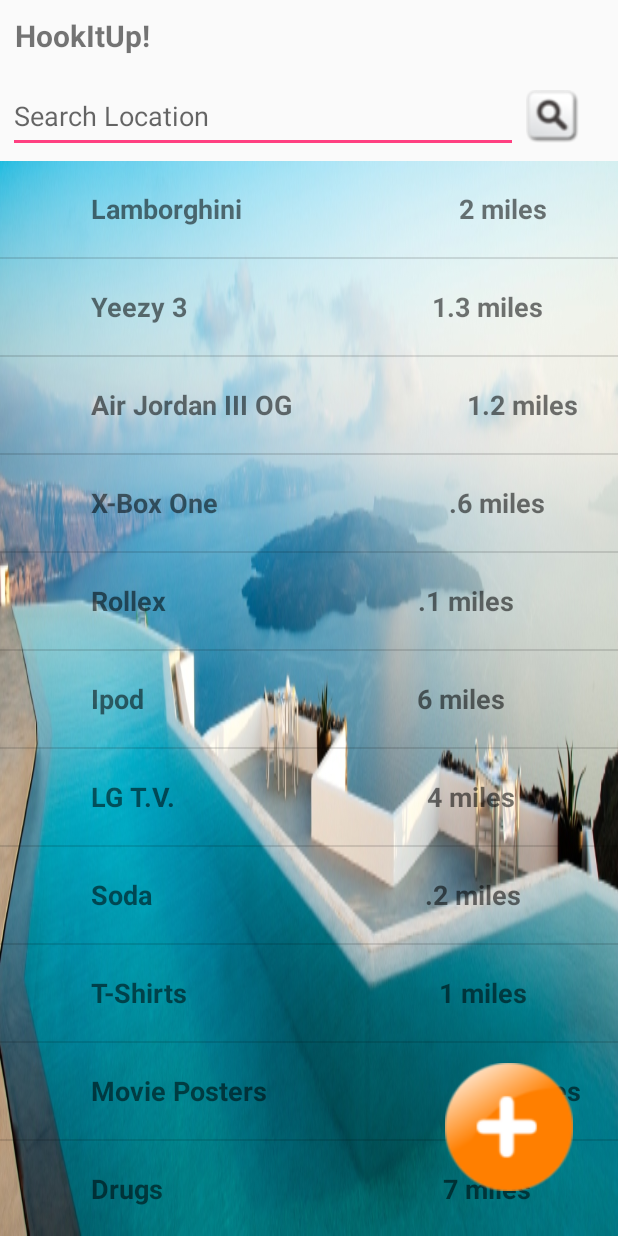
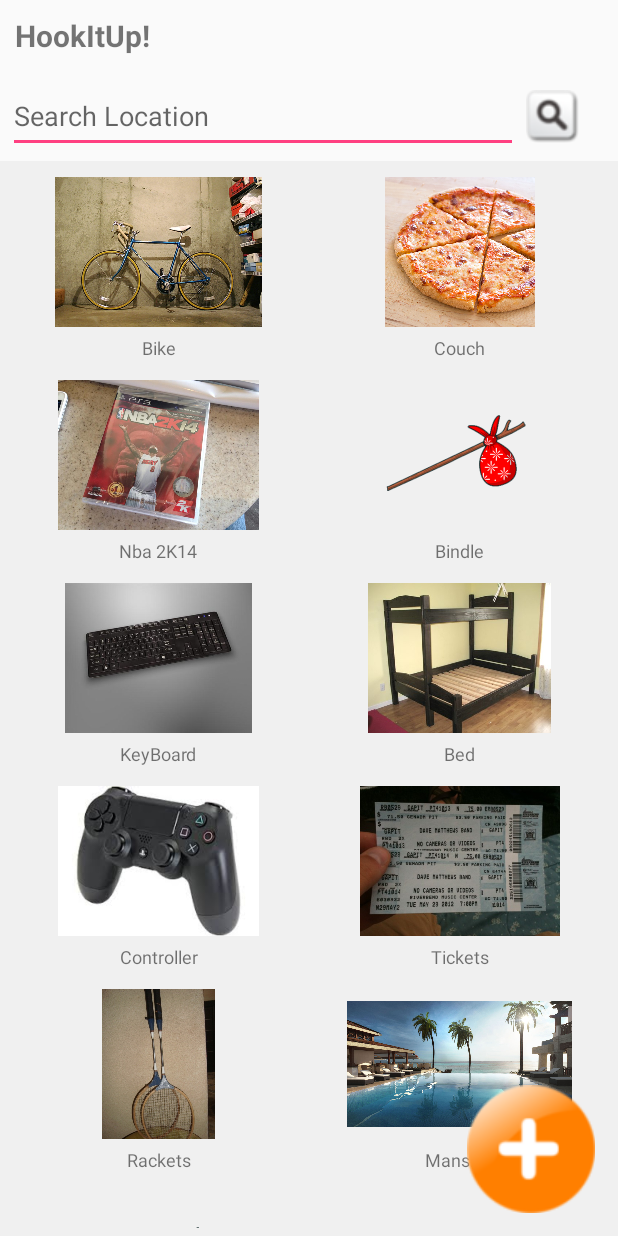
Before and after one commit to dakhila/FreeShyt, an Android app: the screen it shows after launch once a user with an empty profile is signed in (ListActivity), on a phone screen of 412 x 824 dp. Run offline under Robolectric (Android 15) with nearby library versions, the phone set to English and light mode, and no system bars; our stand-ins replace Firebase (no records; nobody signed in at launch, a user with empty details on screens opened directly).

Commit message:
Image list

```diff
--- /dev/null
+++ b/app/src/main/java/com/firstapp/anas/freeshyt/GridViewAdapter.java
@@ -0,0 +1,55 @@
+package com.firstapp.anas.freeshyt;
+
+import android.app.Activity;
+import android.content.Context;
+import android.view.LayoutInflater;
+import android.view.View;
+import android.view.ViewGroup;
+import android.widget.ArrayAdapter;
+import android.widget.ImageView;
+import android.widget.TextView;
+
+import java.util.ArrayList;
+
+/**
+ * Created by Devin on 8/30/2016.
+ */
+public class GridViewAdapter extends ArrayAdapter {
+    private Context context;
+    private int layoutResourceId;
+    private ArrayList data = new ArrayList();
+
+    public GridViewAdapter(Context context, int layoutResourceId, ArrayList data) {
+        super(context, layoutResourceId, data);
+        this.layoutResourceId = layoutResourceId;
+        this.context = context;
+        this.data = data;
+    }
+
+    @Override
+    public View getView(int position, View convertView, ViewGroup parent) {
+        View row = convertView;
+        ViewHolder holder = null;
+
+        if (row == null) {
+            LayoutInflater inflater = ((Activity) context).getLayoutInflater();
+            row = inflater.inflate(layoutResourceId, parent, false);
+            holder = new ViewHolder();
+            holder.imageTitle = (TextView) row.findViewById(R.id.text);
+            holder.image = (ImageView) row.findViewById(R.id.image);
+            row.setTag(holder);
+        } else {
+            holder = (ViewHolder) row.getTag();
+        }
+
+        ImageItem item = (ImageItem) data.get(position);
+        holder.imageTitle.setText(item.getTitle());
+        holder.image.setImageBitmap(item.getImage());
+        return row;
+    }
+
+    static class ViewHolder {
+        TextView imageTitle;
+        ImageView image;
+    }
+}
--- /dev/null
+++ b/app/src/main/java/com/firstapp/anas/freeshyt/ImageItem.java
@@ -0,0 +1,33 @@
+package com.firstapp.anas.freeshyt;
+
+import android.graphics.Bitmap;
+
+/**
+ * Created by Devin on 8/30/2016.
+ */
+public class ImageItem {
+    private Bitmap image;
+    private String title;
+
+    public ImageItem(Bitmap image, String title) {
+        super();
+        this.image = image;
+        this.title = title;
+    }
+
+    public Bitmap getImage() {
+        return image;
+    }
+
+    public void setImage(Bitmap image) {
+        this.image = image;
+    }
+
+    public String getTitle() {
+        return title;
+    }
+
+    public void setTitle(String title) {
+        this.title = title;
+    }
+}
--- a/app/src/main/java/com/firstapp/anas/freeshyt/ItemListFragment.java
+++ b/app/src/main/java/com/firstapp/anas/freeshyt/ItemListFragment.java
@@ -1,26 +1,30 @@
 package com.firstapp.anas.freeshyt;
 
 import android.content.Intent;
+import android.graphics.Bitmap;
+import android.graphics.BitmapFactory;
 import android.os.Bundle;
 import android.support.v4.app.Fragment;
 import android.view.LayoutInflater;
 import android.view.View;
 import android.view.ViewGroup;
 import android.widget.AbsListView;
-import android.widget.AdapterView;
 import android.widget.ArrayAdapter;
+import android.widget.GridView;
 import android.widget.ImageButton;
-import android.widget.ListView;
 
 import java.util.ArrayList;
-import java.util.Arrays;
-import java.util.List;
 
 
 public class ItemListFragment extends Fragment {
 
     private ArrayAdapter<String> mItemListAdapter;
     ImageButton addBtn;
+
+    private GridView gridView;
+    private GridViewAdapter gridAdapter;
+
+
     public ItemListFragment() {
         // Required empty public constructor
 
@@ -30,6 +34,11 @@
     public void onCreate(Bundle savedInstanceState) {
         super.onCreate(savedInstanceState);
         setHasOptionsMenu(true);
+
+//        super.onCreate(savedInstanceState);
+//        setContentView(R.layout.activity_main);
+
+
 
     }
 
@@ -42,62 +51,76 @@
     public View onCreateView(LayoutInflater inflater, ViewGroup container,
                              Bundle savedInstanceState) {
 
+
+//        super.onCreate(savedInstanceState);
+        View rootView = inflater.inflate(R.layout.fragment_item_list, container, false);
+//        //setContentView(R.layout.gridview);
+//        GridView gridView = (GridView) rootView.findViewById(R.id.gridview);
+//        gridView.setAdapter(new GridViewAdapter(getActivity()));
+
+        gridView = (GridView) rootView.findViewById(R.id.gridView);
+        gridAdapter = new GridViewAdapter(getActivity(), R.layout.grid_item_layout, getData());
+        gridView.setAdapter(gridAdapter);
+
+
+
+
         //temp data for display
-        String[] someData = {
-                "             Lamborghini                               2 miles",
-                "             Yeezy 3                                   1.3 miles",
-                "             Air Jordan III OG                         1.2 miles",
-                "             X-Box One                                 .6 miles",
-                "             Rollex                                    .1 miles",
-                "             Ipod                                       6 miles",
-                "             LG T.V.                                    4 miles",
-                "             Soda                                       .2 miles",
-                "             T-Shirts                                    1 miles",
-                "             Movie Posters                               .8 miles",
-                "             Drugs                                        7 miles",
-                "             Coffee                                       1 miles",
-                "             Water                                        7 miles",
-        };
-        List<String> freeStuff =
-                new ArrayList<String>(Arrays.asList(someData));
+//        String[] someData = {
+//                "             Lamborghini                               2 miles",
+//                "             Yeezy 3                                   1.3 miles",
+//                "             Air Jordan III OG                         1.2 miles",
+//                "             X-Box One                                 .6 miles",
+//                "             Rollex                                    .1 miles",
+//                "             Ipod                                       6 miles",
+//                "             LG T.V.                                    4 miles",
+//                "             Soda                                       .2 miles",
+//                "             T-Shirts                                    1 miles",
+//                "             Movie Posters                               .8 miles",
+//                "             Drugs                                        7 miles",
+//                "             Coffee                                       1 miles",
+//                "             Water                                        7 miles",
+//        };
+//        List<String> freeStuff =
+//                new ArrayList<String>(Arrays.asList(someData));
 
-        mItemListAdapter =
-                new ArrayAdapter<String>(
-                        getActivity(),
-                        R.layout.list_item,
-                        R.id.list_item_textview,
-                        freeStuff);
+//        mItemListAdapter =
+//                new ArrayAdapter<String>(
+//                        getActivity(),
+//                        R.layout.list_item,
+//                        R.id.list_item_textview,
+//                        freeStuff);
+//
+//        View rootView = inflater.inflate(R.layout.fragment_item_list, container, false);
 
-        View rootView = inflater.inflate(R.layout.fragment_item_list, container, false);
+//        ListView listView = (ListView) rootView.findViewById(R.id.listview_freestuff);
+//        listView.setAdapter(mItemListAdapter);
+//        listView.setBackgroundResource(R.drawable.luxuryview);
+//        listView.setOnItemClickListener(new AdapterView.OnItemClickListener(){
+//
+//            @Override
+//            public void onItemClick(AdapterView<?> adapterView, View view, int position, long l) {
+//
+//                //TODO Go to item details page!
+//                // with details provided by the OP.
+//
+//                // String forecast = mForecastAdapter.getItem(position);
+////                Intent intent = new Intent(getActivity(), DetailActivity.class)
+////                        .putExtra(Intent.EXTRA_TEXT, forecast);
+////                startActivity(intent);
+//            }
+//        });
 
-        ListView listView = (ListView) rootView.findViewById(R.id.listview_freestuff);
-        listView.setAdapter(mItemListAdapter);
-        listView.setBackgroundResource(R.drawable.luxuryview);
-        listView.setOnItemClickListener(new AdapterView.OnItemClickListener(){
-
-            @Override
-            public void onItemClick(AdapterView<?> adapterView, View view, int position, long l) {
-
-                //TODO Go to item details page!
-                // with details provided by the OP.
-
-                // String forecast = mForecastAdapter.getItem(position);
-//                Intent intent = new Intent(getActivity(), DetailActivity.class)
-//                        .putExtra(Intent.EXTRA_TEXT, forecast);
-//                startActivity(intent);
-            }
-        });
-
-        addBtn = (ImageButton) rootView.findViewById(R.id.add_button);
-
+       addBtn = (ImageButton) rootView.findViewById(R.id.add_button);
+//
         addBtn.setOnClickListener(new View.OnClickListener(){
             @Override
             public void onClick(View view) {
                 startActivity(new Intent(getActivity(), ProfileActivity.class));
             }
         });
-
-        listView.setOnScrollListener(new AbsListView.OnScrollListener() {
+//
+        gridView.setOnScrollListener(new AbsListView.OnScrollListener() {
             private int mLastFirstVisibleItem;
 
             @Override
@@ -132,4 +155,75 @@
     }
 
 
+    // Prepare some dummy data for gridview
+    private ArrayList<ImageItem> getData() {
+        final ArrayList<ImageItem> imageItems = new ArrayList<>();
+
+        Bitmap bitmapBike = BitmapFactory.decodeResource(getResources(), R.drawable.free_bike);
+        ImageItem bike = new ImageItem(bitmapBike, "Bike");
+        imageItems.add(bike);
+
+        Bitmap bitmapCouch = BitmapFactory.decodeResource(getResources(), R.drawable.free_pizza);
+        ImageItem couch = new ImageItem(bitmapCouch, "Couch");
+        imageItems.add(couch);
+
+        Bitmap bitmapDresser = BitmapFactory.decodeResource(getResources(), R.drawable.free_game);
+        ImageItem dresser = new ImageItem(bitmapDresser, "Nba 2K14");
+        imageItems.add(dresser);
+
+        Bitmap bitmapBindle = BitmapFactory.decodeResource(getResources(), R.drawable.bindle);
+        ImageItem game = new ImageItem(bitmapBindle, "Bindle");
+        imageItems.add(game);
+
+        Bitmap bitmapKeyboard = BitmapFactory.decodeResource(getResources(), R.drawable.free_keyboard);
+        ImageItem keyboard = new ImageItem(bitmapKeyboard, "KeyBoard");
+        imageItems.add(keyboard);
+
+        Bitmap bitmapbed = BitmapFactory.decodeResource(getResources(), R.drawable.free_bed);
+        ImageItem bed = new ImageItem(bitmapbed, "Bed");
+        imageItems.add(bed);
+
+        Bitmap bitmapController = BitmapFactory.decodeResource(getResources(), R.drawable.free_controller);
+        ImageItem controller = new ImageItem(bitmapController, "Controller");
+        imageItems.add(controller);
+
+        Bitmap bitmapTix = BitmapFactory.decodeResource(getResources(), R.drawable.free_tickets);
+        ImageItem Tix = new ImageItem(bitmapTix, "Tickets");
+        imageItems.add(Tix);
+
+
+        Bitmap bitmapRackets = BitmapFactory.decodeResource(getResources(), R.drawable.free_rackets);
+        ImageItem Rackets = new ImageItem(bitmapRackets, "Rackets");
+        imageItems.add(Rackets);
+
+        Bitmap bitmapMan = BitmapFactory.decodeResource(getResources(), R.drawable.luxuryimg);
+        ImageItem lux = new ImageItem(bitmapMan, "Mansion");
+        imageItems.add(lux);
+
+        Bitmap bitmapBindle2 = BitmapFactory.decodeResource(getResources(), R.drawable.bindle);
+        ImageItem game2 = new ImageItem(bitmapBindle2, "Bindle");
+        imageItems.add(game2);
+        //Bitmap bitmap = BitmapFactory.decodeResource(getResources(), R.drawable.bindle);
+        //ImageItem game = new ImageItem(bitmapBike, "Dresser");
+
+//        TypedArray imgs = getResources().obtainTypedArray(R.array.image_ids);
+//        for (int i = 0; i < imgs.length(); i++) {
+//            Bitmap bitmap = BitmapFactory.decodeResource(getResources(), imgs.getResourceId(i, -1));
+//            imageItems.add(new ImageItem(bitmap, "Image#" + i));
+//        }
+        return imageItems;
+    }
+
+    // Prepare some dummy data for gridview
+//    private ArrayList<ImageItem> getData() {
+//        final ArrayList<ImageItem> imageItems = new ArrayList<>();
+//        TypedArray imgs = getResources().obtainTypedArray(R.array.image_ids);
+//        for (int i = 0; i < imgs.length(); i++) {
+//            Bitmap bitmap = BitmapFactory.decodeResource(getResources(), imgs.getResourceId(i, -1));
+//            imageItems.add(new ImageItem(bitmap, "Image#" + i));
+//        }
+//        return imageItems;
+//    }
+
+
 }
--- a/app/src/main/res/layout/fragment_item_list.xml
+++ b/app/src/main/res/layout/fragment_item_list.xml
@@ -1,25 +1,32 @@
-<FrameLayout xmlns:android="http://schemas.android.com/apk/res/android"
-    xmlns:tools="http://schemas.android.com/tools"
+<RelativeLayout xmlns:android="http://schemas.android.com/apk/res/android"
     android:layout_width="match_parent"
     android:layout_height="match_parent"
-    tools:context="com.firstapp.anas.freeshyt.ItemListFragment">
+    android:background="#f0f0f0">
 
-    <ListView
-        android:id="@+id/listview_freestuff"
-        android:layout_width="match_parent"
-        android:layout_height="match_parent" />
+    <GridView
+        android:id="@+id/gridView"
+        android:layout_width="fill_parent"
+        android:layout_height="wrap_content"
+        android:layout_margin="5dp"
+        android:columnWidth="150dp"
+        android:drawSelectorOnTop="true"
+        android:gravity="center"
+        android:numColumns="auto_fit"
+        android:stretchMode="columnWidth"
+        android:verticalSpacing="3dp"
+        android:focusable="true"
+        android:clickable="true"/>
+
 
     <ImageButton
         android:layout_width="wrap_content"
         android:layout_height="wrap_content"
         android:src="@drawable/plusbuttonorange"
+        android:layout_alignParentRight="true"
+        android:layout_alignParentBottom="true"
+        android:layout_marginBottom="15dp"
+        android:layout_marginRight="15dp"
         android:background="@android:color/transparent"
-        android:layout_alignParentBottom="true"
-        android:layout_alignParentRight="true"
-        android:layout_marginRight="30dp"
-        android:layout_marginBottom="30dp"
-        android:id="@+id/add_button"
-        android:layout_gravity="right|bottom" />
+        android:id="@+id/add_button"/>
 
-
-</FrameLayout>
+</RelativeLayout>
--- /dev/null
+++ b/app/src/main/res/layout/grid_item_layout.xml
@@ -0,0 +1,21 @@
+<LinearLayout xmlns:android="http://schemas.android.com/apk/res/android"
+    android:layout_width="wrap_content"
+    android:layout_height="wrap_content"
+    android:layout_marginTop="5dp"
+    android:orientation="vertical"
+    android:padding="5dp">
+
+    <ImageView
+        android:id="@+id/image"
+        android:layout_width="150dp"
+        android:layout_height="100dp" />
+
+    <TextView
+        android:id="@+id/text"
+        android:layout_width="fill_parent"
+        android:layout_height="wrap_content"
+        android:layout_marginTop="5dp"
+        android:gravity="center"
+        android:textSize="12sp" />
+
+</LinearLayout>
```
Also changed, not shown: app/src/main/res/drawable/free_bed.jpg (added), app/src/main/res/drawable/free_bike.jpg (added), app/src/main/res/drawable/free_controller.jpg (added), app/src/main/res/drawable/free_game.jpg (added), app/src/main/res/drawable/free_keyboard.jpg (added), app/src/main/res/drawable/free_pizza.jpg (added), app/src/main/res/drawable/free_rackets.jpg (added), app/src/main/res/drawable/free_tickets.jpg (added).
